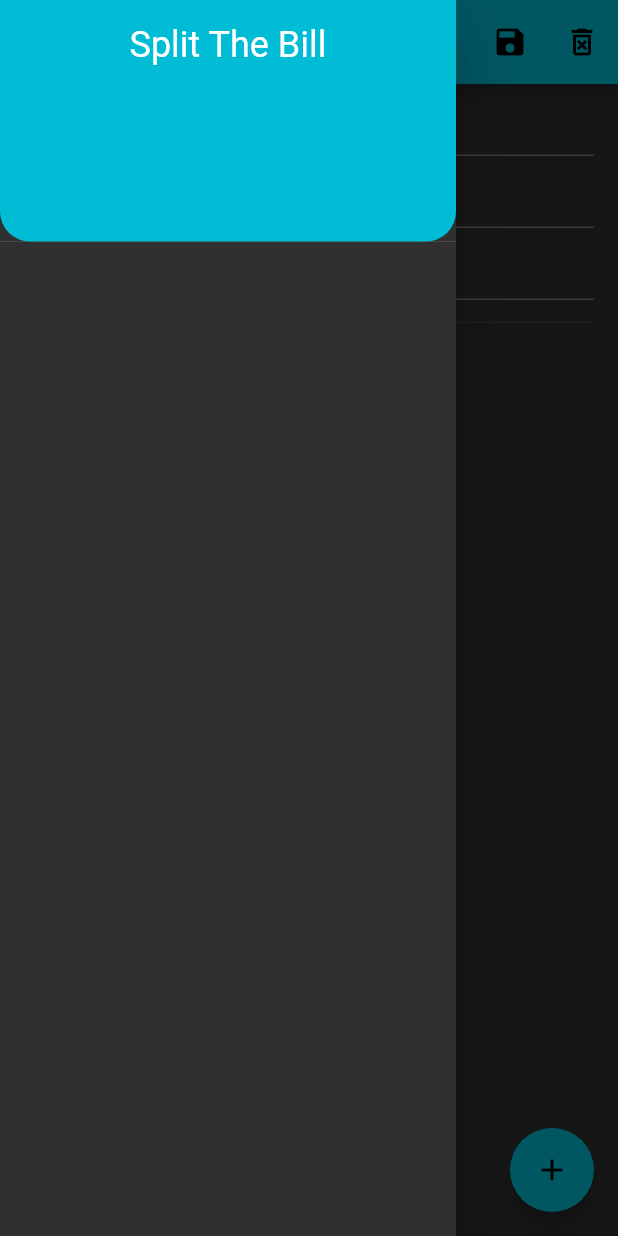
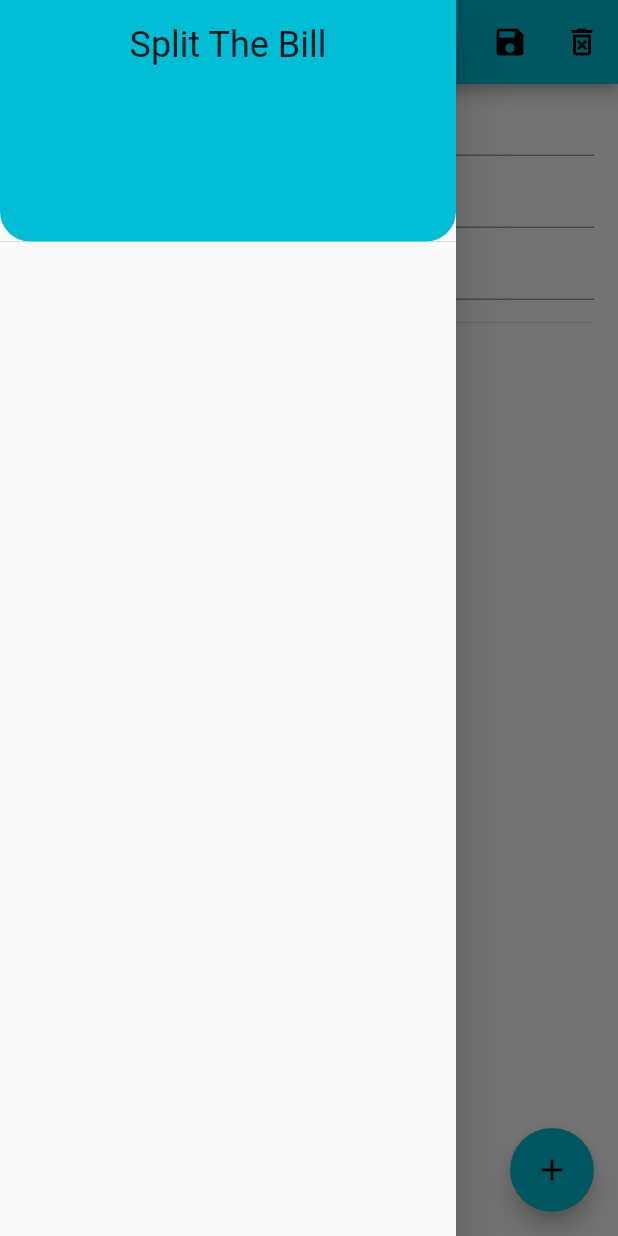
Before and after one commit to hajajmaor/split_the_bill, a Flutter app: the screen it shows after launch, with the side drawer open, on a phone screen of 412 x 824 dp. Run offline on Flutter 3.47's test engine with Material 2 defaults, Android fonts, the phone set to English and light mode, and no system bars; our stand-ins replace flutter_riverpod, hive, hive_flutter; accounts and stored records are empty.

Commit message:
add theme mode provider with iconbutton

```diff
--- a/lib/main.dart
+++ b/lib/main.dart
@@ -21,16 +21,19 @@ Future<void> main() async {
   );
 }
 
+final themeMode = StateProvider<ThemeMode>((ref) {
+  return ThemeMode.light;
+});
 final participantProvider =
     ChangeNotifierProvider((ref) => ParticipantProvider());
 
-class MyApp extends StatelessWidget {
+class MyApp extends ConsumerWidget {
   @override
-  Widget build(BuildContext context) {
+  Widget build(BuildContext context, ScopedReader watch) {
     return MaterialApp(
       debugShowCheckedModeBanner: false,
       title: kAppName,
-      themeMode: ThemeMode.dark,
+      themeMode: watch(themeMode).state,
       darkTheme: ThemeData(
         brightness: Brightness.dark,
         primaryColor: Colors.cyan,
--- a/lib/pages/main_page.dart
+++ b/lib/pages/main_page.dart
@@ -20,8 +20,17 @@ class MainPage extends StatelessWidget {
         ),
         actions: [
           IconButton(
-            onPressed: () {},
-            icon: Icon(Icons.dark_mode),
+            tooltip:
+                'Switch to ${context.read(themeMode).state == ThemeMode.light ? 'dark' : 'light'} mode',
+            onPressed: () {
+              context.read(themeMode).state =
+                  context.read(themeMode).state == ThemeMode.light
+                      ? ThemeMode.dark
+                      : ThemeMode.light;
+            },
+            icon: Icon(context.read(themeMode).state == ThemeMode.light
+                ? Icons.dark_mode
+                : Icons.light_mode),
           ),
           IconButton(
             onPressed: () {},
```
